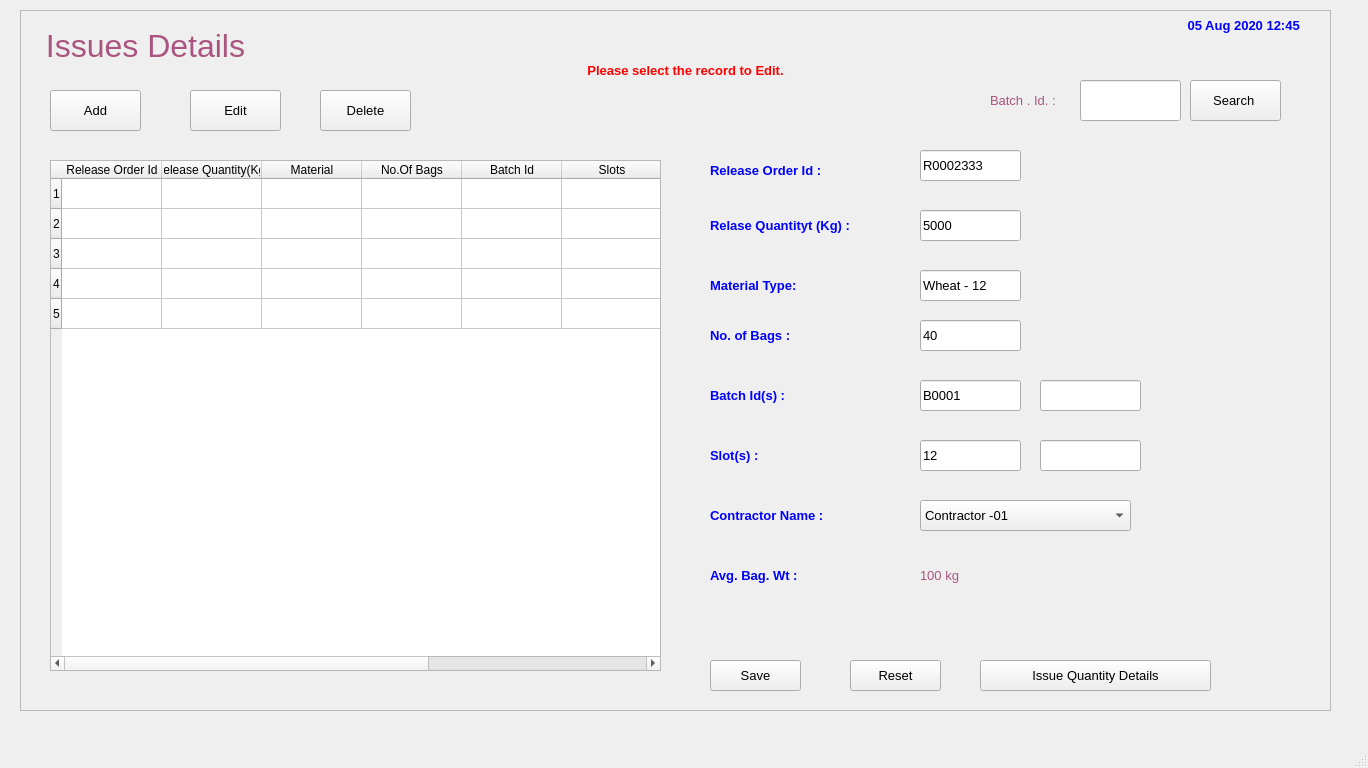
The window that FCI/ui/fci_05_Issues.ui (sanjaymanegit/testRepo) describes before a commit, drawn with Qt 5.
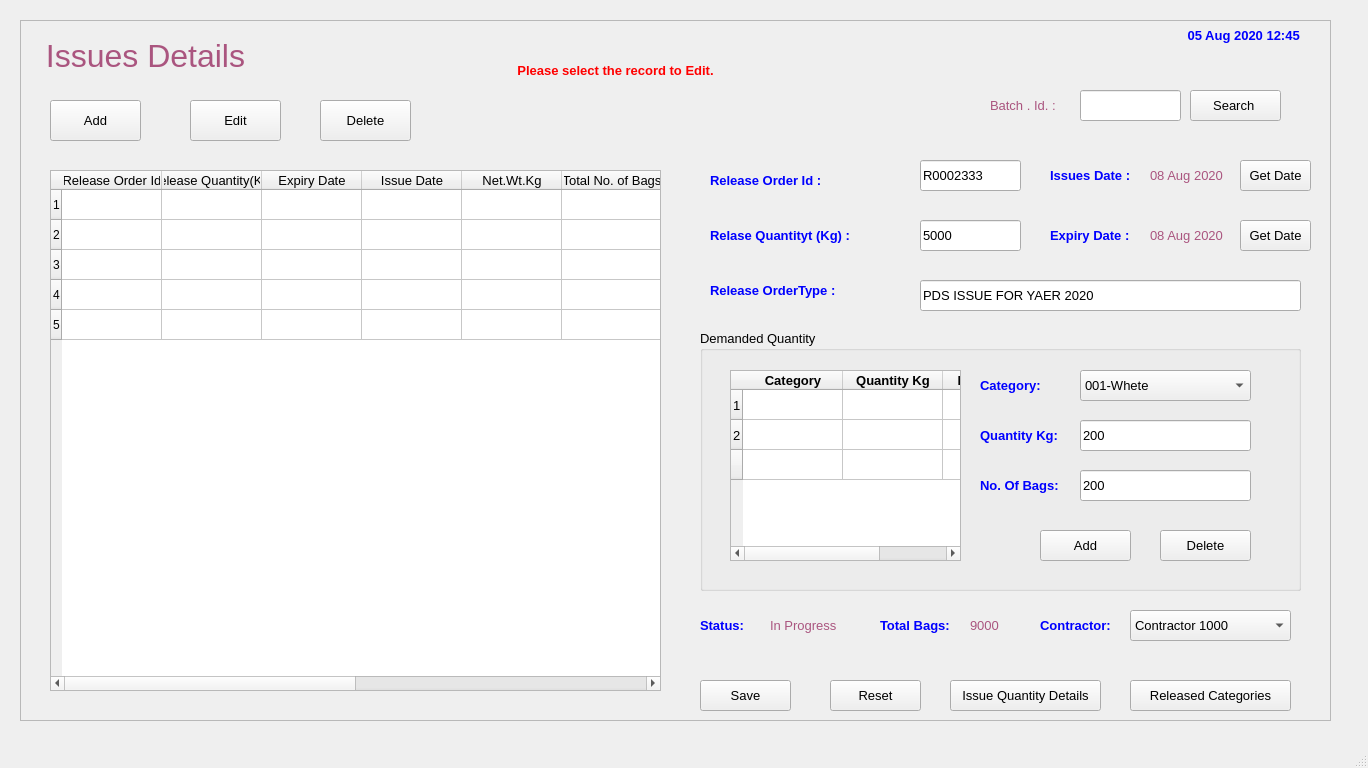
The same window after the commit.

Diff of the .ui file:
```diff
--- a/FCI/ui/fci_05_Issues.ui
+++ b/FCI/ui/fci_05_Issues.ui
@@ -24,7 +24,7 @@
     <property name="geometry">
      <rect>
       <x>20</x>
-      <y>10</y>
+      <y>20</y>
       <width>1311</width>
       <height>701</height>
      </rect>
@@ -147,7 +147,7 @@
        <x>30</x>
        <y>150</y>
        <width>611</width>
-       <height>511</height>
+       <height>521</height>
       </rect>
      </property>
      <row>
@@ -179,48 +179,108 @@
       <property name="text">
        <string>Release Order Id</string>
       </property>
+      <property name="font">
+       <font>
+        <pointsize>10</pointsize>
+       </font>
+      </property>
      </column>
      <column>
       <property name="text">
        <string>Release Quantity(Kg)</string>
       </property>
+      <property name="font">
+       <font>
+        <pointsize>10</pointsize>
+       </font>
+      </property>
      </column>
      <column>
       <property name="text">
-       <string>Material</string>
+       <string>Expiry Date</string>
       </property>
+      <property name="font">
+       <font>
+        <pointsize>10</pointsize>
+       </font>
+      </property>
      </column>
      <column>
       <property name="text">
-       <string>No.Of Bags</string>
+       <string>Issue Date</string>
       </property>
+      <property name="font">
+       <font>
+        <pointsize>10</pointsize>
+       </font>
+      </property>
      </column>
      <column>
       <property name="text">
-       <string>Batch Id</string>
+       <string>Net.Wt.Kg</string>
       </property>
+      <property name="font">
+       <font>
+        <pointsize>10</pointsize>
+       </font>
+      </property>
      </column>
      <column>
       <property name="text">
-       <string>Slots</string>
+       <string>Total No. of Bags</string>
+      </property>
+      <property name="font">
+       <font>
+        <pointsize>10</pointsize>
+       </font>
       </property>
      </column>
      <column>
       <property name="text">
        <string>Status</string>
       </property>
+      <property name="font">
+       <font>
+        <pointsize>10</pointsize>
+       </font>
+      </property>
      </column>
      <column>
       <property name="text">
-       <string>Release Date</string>
+       <string>Last Release Date</string>
+      </property>
+      <property name="font">
+       <font>
+        <pointsize>10</pointsize>
+       </font>
+      </property>
+     </column>
+     <column>
+      <property name="text">
+       <string>Contractor Name</string>
+      </property>
+      <property name="font">
+       <font>
+        <pointsize>10</pointsize>
+       </font>
+      </property>
+     </column>
+     <column>
+      <property name="text">
+       <string>RO TYPE</string>
+      </property>
+      <property name="font">
+       <font>
+        <pointsize>10</pointsize>
+       </font>
       </property>
      </column>
     </widget>
     <widget class="QLabel" name="label_21">
      <property name="geometry">
       <rect>
-       <x>500</x>
-       <y>40</y>
+       <x>430</x>
+       <y>30</y>
        <width>331</width>
        <height>41</height>
       </rect>
@@ -300,96 +360,12 @@
       <set>Qt::AlignLeading|Qt::AlignLeft|Qt::AlignVCenter</set>
      </property>
     </widget>
-    <widget class="QLabel" name="label_24">
-     <property name="geometry">
-      <rect>
-       <x>690</x>
-       <y>260</y>
-       <width>171</width>
-       <height>31</height>
-      </rect>
-     </property>
-     <property name="font">
-      <font>
-       <family>MS Shell Dlg 2</family>
-       <pointsize>10</pointsize>
-       <weight>75</weight>
-       <bold>true</bold>
-       <underline>false</underline>
-      </font>
-     </property>
-     <property name="styleSheet">
-      <string notr="true">color: rgb(0, 0, 255);</string>
-     </property>
-     <property name="text">
-      <string>Material Type:</string>
-     </property>
-     <property name="alignment">
-      <set>Qt::AlignLeading|Qt::AlignLeft|Qt::AlignVCenter</set>
-     </property>
-    </widget>
-    <widget class="QLabel" name="label_25">
-     <property name="geometry">
-      <rect>
-       <x>690</x>
-       <y>310</y>
-       <width>111</width>
-       <height>31</height>
-      </rect>
-     </property>
-     <property name="font">
-      <font>
-       <family>MS Shell Dlg 2</family>
-       <pointsize>10</pointsize>
-       <weight>75</weight>
-       <bold>true</bold>
-       <underline>false</underline>
-      </font>
-     </property>
-     <property name="styleSheet">
-      <string notr="true">color: rgb(0, 0, 255);</string>
-     </property>
-     <property name="text">
-      <string>No. of Bags :</string>
-     </property>
-     <property name="alignment">
-      <set>Qt::AlignLeading|Qt::AlignLeft|Qt::AlignVCenter</set>
-     </property>
-    </widget>
-    <widget class="QLabel" name="label_26">
-     <property name="geometry">
-      <rect>
-       <x>690</x>
-       <y>370</y>
-       <width>181</width>
-       <height>31</height>
-      </rect>
-     </property>
-     <property name="font">
-      <font>
-       <family>MS Shell Dlg 2</family>
-       <pointsize>10</pointsize>
-       <weight>75</weight>
-       <bold>true</bold>
-       <underline>false</underline>
-      </font>
-     </property>
-     <property name="styleSheet">
-      <string notr="true">color: rgb(0, 0, 255);</string>
-     </property>
-     <property name="text">
-      <string>Batch Id(s) :</string>
-     </property>
-     <property name="alignment">
-      <set>Qt::AlignLeading|Qt::AlignLeft|Qt::AlignVCenter</set>
-     </property>
-    </widget>
     <widget class="QLabel" name="label_28">
      <property name="geometry">
       <rect>
-       <x>690</x>
-       <y>490</y>
-       <width>181</width>
+       <x>680</x>
+       <y>590</y>
+       <width>61</width>
        <height>31</height>
       </rect>
      </property>
@@ -406,7 +382,7 @@
       <string notr="true">color: rgb(0, 0, 255);</string>
      </property>
      <property name="text">
-      <string>Contractor Name :</string>
+      <string>Status:</string>
      </property>
      <property name="alignment">
       <set>Qt::AlignLeading|Qt::AlignLeft|Qt::AlignVCenter</set>
@@ -430,141 +406,11 @@
       <string>5000</string>
      </property>
     </widget>
-    <widget class="QLineEdit" name="lineEdit_2">
-     <property name="geometry">
-      <rect>
-       <x>900</x>
-       <y>260</y>
-       <width>101</width>
-       <height>31</height>
-      </rect>
-     </property>
-     <property name="font">
-      <font>
-       <pointsize>10</pointsize>
-      </font>
-     </property>
-     <property name="text">
-      <string>Wheat - 12</string>
-     </property>
-    </widget>
-    <widget class="QLineEdit" name="lineEdit_3">
-     <property name="geometry">
-      <rect>
-       <x>900</x>
-       <y>310</y>
-       <width>101</width>
-       <height>31</height>
-      </rect>
-     </property>
-     <property name="font">
-      <font>
-       <pointsize>10</pointsize>
-      </font>
-     </property>
-     <property name="text">
-      <string>40</string>
-     </property>
-    </widget>
-    <widget class="QLineEdit" name="lineEdit_4">
-     <property name="geometry">
-      <rect>
-       <x>900</x>
-       <y>370</y>
-       <width>101</width>
-       <height>31</height>
-      </rect>
-     </property>
-     <property name="font">
-      <font>
-       <pointsize>10</pointsize>
-      </font>
-     </property>
-     <property name="text">
-      <string>B0001</string>
-     </property>
-    </widget>
-    <widget class="QLabel" name="label_29">
-     <property name="geometry">
-      <rect>
-       <x>690</x>
-       <y>430</y>
-       <width>181</width>
-       <height>31</height>
-      </rect>
-     </property>
-     <property name="font">
-      <font>
-       <family>MS Shell Dlg 2</family>
-       <pointsize>10</pointsize>
-       <weight>75</weight>
-       <bold>true</bold>
-       <underline>false</underline>
-      </font>
-     </property>
-     <property name="styleSheet">
-      <string notr="true">color: rgb(0, 0, 255);</string>
-     </property>
-     <property name="text">
-      <string>Slot(s) :</string>
-     </property>
-     <property name="alignment">
-      <set>Qt::AlignLeading|Qt::AlignLeft|Qt::AlignVCenter</set>
-     </property>
-    </widget>
-    <widget class="QLineEdit" name="lineEdit_5">
-     <property name="geometry">
-      <rect>
-       <x>900</x>
-       <y>430</y>
-       <width>101</width>
-       <height>31</height>
-      </rect>
-     </property>
-     <property name="font">
-      <font>
-       <pointsize>10</pointsize>
-      </font>
-     </property>
-     <property name="text">
-      <string>12</string>
-     </property>
-    </widget>
-    <widget class="QComboBox" name="comboBox">
-     <property name="geometry">
-      <rect>
-       <x>900</x>
-       <y>490</y>
-       <width>211</width>
-       <height>31</height>
-      </rect>
-     </property>
-     <property name="font">
-      <font>
-       <pointsize>10</pointsize>
-      </font>
-     </property>
-     <item>
-      <property name="text">
-       <string>Contractor -01</string>
-      </property>
-     </item>
-     <item>
-      <property name="text">
-       <string>Contractor-02</string>
-      </property>
-     </item>
-     <item>
-      <property name="text">
-       <string>Contractor-03</string>
-      </property>
-     </item>
-    </widget>
     <widget class="QPushButton" name="pushButton_4">
      <property name="geometry">
       <rect>
-       <x>690</x>
-       <y>650</y>
+       <x>680</x>
+       <y>660</y>
        <width>91</width>
        <height>31</height>
       </rect>
@@ -581,8 +427,8 @@
     <widget class="QPushButton" name="pushButton_5">
      <property name="geometry">
       <rect>
-       <x>830</x>
-       <y>650</y>
+       <x>810</x>
+       <y>660</y>
        <width>91</width>
        <height>31</height>
       </rect>
@@ -602,7 +448,7 @@
        <x>1060</x>
        <y>70</y>
        <width>101</width>
-       <height>41</height>
+       <height>31</height>
       </rect>
      </property>
      <property name="font">
@@ -620,7 +466,7 @@
        <x>1170</x>
        <y>70</y>
        <width>91</width>
-       <height>41</height>
+       <height>31</height>
       </rect>
      </property>
      <property name="font">
@@ -638,7 +484,7 @@
        <x>970</x>
        <y>70</y>
        <width>81</width>
-       <height>41</height>
+       <height>31</height>
       </rect>
      </property>
      <property name="font">
@@ -656,64 +502,12 @@
       <set>Qt::AlignLeading|Qt::AlignLeft|Qt::AlignVCenter</set>
      </property>
     </widget>
-    <widget class="QLabel" name="label_32">
-     <property name="geometry">
-      <rect>
-       <x>690</x>
-       <y>550</y>
-       <width>111</width>
-       <height>31</height>
-      </rect>
-     </property>
-     <property name="font">
-      <font>
-       <family>MS Shell Dlg 2</family>
-       <pointsize>10</pointsize>
-       <weight>75</weight>
-       <bold>true</bold>
-       <underline>false</underline>
-      </font>
-     </property>
-     <property name="styleSheet">
-      <string notr="true">color: rgb(0, 0, 255);</string>
-     </property>
-     <property name="text">
-      <string>Avg. Bag. Wt :</string>
-     </property>
-     <property name="alignment">
-      <set>Qt::AlignLeading|Qt::AlignLeft|Qt::AlignVCenter</set>
-     </property>
-    </widget>
-    <widget class="QLabel" name="label_5">
-     <property name="geometry">
-      <rect>
-       <x>900</x>
-       <y>550</y>
-       <width>91</width>
-       <height>31</height>
-      </rect>
-     </property>
-     <property name="font">
-      <font>
-       <pointsize>10</pointsize>
-      </font>
-     </property>
-     <property name="styleSheet">
-      <string notr="true">color: rgb(170, 85, 127);</string>
-     </property>
-     <property name="text">
-      <string>100 kg</string>
-     </property>
-     <property name="alignment">
-      <set>Qt::AlignLeading|Qt::AlignLeft|Qt::AlignVCenter</set>
-     </property>
-    </widget>
     <widget class="QPushButton" name="pushButton_7">
      <property name="geometry">
       <rect>
-       <x>960</x>
-       <y>650</y>
-       <width>231</width>
+       <x>930</x>
+       <y>660</y>
+       <width>151</width>
        <height>31</height>
       </rect>
      </property>
@@ -744,41 +538,644 @@
       <string>R0002333</string>
      </property>
     </widget>
-    <widget class="QLineEdit" name="lineEdit_11">
+    <widget class="QLabel" name="label_27">
      <property name="geometry">
       <rect>
-       <x>1020</x>
-       <y>370</y>
-       <width>101</width>
+       <x>1030</x>
+       <y>140</y>
+       <width>91</width>
        <height>31</height>
       </rect>
      </property>
      <property name="font">
       <font>
+       <family>MS Shell Dlg 2</family>
        <pointsize>10</pointsize>
+       <weight>75</weight>
+       <bold>true</bold>
+       <underline>false</underline>
       </font>
      </property>
+     <property name="styleSheet">
+      <string notr="true">color: rgb(0, 0, 255);</string>
+     </property>
      <property name="text">
-      <string/>
+      <string>Issues Date :</string>
      </property>
+     <property name="alignment">
+      <set>Qt::AlignLeading|Qt::AlignLeft|Qt::AlignVCenter</set>
+     </property>
     </widget>
-    <widget class="QLineEdit" name="lineEdit_6">
+    <widget class="QLabel" name="label_4">
      <property name="geometry">
       <rect>
+       <x>1130</x>
+       <y>140</y>
+       <width>81</width>
+       <height>31</height>
+      </rect>
+     </property>
+     <property name="font">
+      <font>
+       <pointsize>10</pointsize>
+      </font>
+     </property>
+     <property name="styleSheet">
+      <string notr="true">color: rgb(170, 85, 127);</string>
+     </property>
+     <property name="text">
+      <string>08 Aug 2020</string>
+     </property>
+     <property name="alignment">
+      <set>Qt::AlignLeading|Qt::AlignLeft|Qt::AlignVCenter</set>
+     </property>
+    </widget>
+    <widget class="QPushButton" name="pushButton_8">
+     <property name="geometry">
+      <rect>
+       <x>1220</x>
+       <y>140</y>
+       <width>71</width>
+       <height>31</height>
+      </rect>
+     </property>
+     <property name="font">
+      <font>
+       <pointsize>10</pointsize>
+      </font>
+     </property>
+     <property name="text">
+      <string>Get Date</string>
+     </property>
+    </widget>
+    <widget class="QLabel" name="label_30">
+     <property name="geometry">
+      <rect>
+       <x>1030</x>
+       <y>200</y>
+       <width>91</width>
+       <height>31</height>
+      </rect>
+     </property>
+     <property name="font">
+      <font>
+       <family>MS Shell Dlg 2</family>
+       <pointsize>10</pointsize>
+       <weight>75</weight>
+       <bold>true</bold>
+       <underline>false</underline>
+      </font>
+     </property>
+     <property name="styleSheet">
+      <string notr="true">color: rgb(0, 0, 255);</string>
+     </property>
+     <property name="text">
+      <string>Expiry Date :</string>
+     </property>
+     <property name="alignment">
+      <set>Qt::AlignLeading|Qt::AlignLeft|Qt::AlignVCenter</set>
+     </property>
+    </widget>
+    <widget class="QLabel" name="label_6">
+     <property name="geometry">
+      <rect>
+       <x>1130</x>
+       <y>200</y>
+       <width>81</width>
+       <height>31</height>
+      </rect>
+     </property>
+     <property name="font">
+      <font>
+       <pointsize>10</pointsize>
+      </font>
+     </property>
+     <property name="styleSheet">
+      <string notr="true">color: rgb(170, 85, 127);</string>
+     </property>
+     <property name="text">
+      <string>08 Aug 2020</string>
+     </property>
+     <property name="alignment">
+      <set>Qt::AlignLeading|Qt::AlignLeft|Qt::AlignVCenter</set>
+     </property>
+    </widget>
+    <widget class="QPushButton" name="pushButton_9">
+     <property name="geometry">
+      <rect>
+       <x>1220</x>
+       <y>200</y>
+       <width>71</width>
+       <height>31</height>
+      </rect>
+     </property>
+     <property name="font">
+      <font>
+       <pointsize>10</pointsize>
+      </font>
+     </property>
+     <property name="text">
+      <string>Get Date</string>
+     </property>
+    </widget>
+    <widget class="QGroupBox" name="groupBox">
+     <property name="geometry">
+      <rect>
+       <x>680</x>
+       <y>310</y>
+       <width>601</width>
+       <height>261</height>
+      </rect>
+     </property>
+     <property name="font">
+      <font>
+       <pointsize>10</pointsize>
+      </font>
+     </property>
+     <property name="title">
+      <string>Demanded Quantity</string>
+     </property>
+     <widget class="QTableWidget" name="tableWidget_2">
+      <property name="geometry">
+       <rect>
+        <x>30</x>
+        <y>40</y>
+        <width>231</width>
+        <height>191</height>
+       </rect>
+      </property>
+      <row>
+       <property name="text">
+        <string>1</string>
+       </property>
+      </row>
+      <row>
+       <property name="text">
+        <string>2</string>
+       </property>
+      </row>
+      <row>
+       <property name="text">
+        <string/>
+       </property>
+      </row>
+      <column>
+       <property name="text">
+        <string>Category</string>
+       </property>
+       <property name="font">
+        <font>
+         <family>MS Shell Dlg 2</family>
+         <pointsize>10</pointsize>
+         <weight>75</weight>
+         <bold>true</bold>
+        </font>
+       </property>
+      </column>
+      <column>
+       <property name="text">
+        <string>Quantity Kg</string>
+       </property>
+       <property name="font">
+        <font>
+         <pointsize>10</pointsize>
+         <weight>75</weight>
+         <bold>true</bold>
+        </font>
+       </property>
+      </column>
+      <column>
+       <property name="text">
+        <string>No.Of.Bags</string>
+       </property>
+       <property name="font">
+        <font>
+         <pointsize>10</pointsize>
+         <weight>75</weight>
+         <bold>true</bold>
+        </font>
+       </property>
+      </column>
+      <item row="0" column="0">
+       <property name="text">
+        <string/>
+       </property>
+       <property name="font">
+        <font>
+         <pointsize>10</pointsize>
+        </font>
+       </property>
+      </item>
+      <item row="0" column="1">
+       <property name="text">
+        <string/>
+       </property>
+       <property name="font">
+        <font>
+         <pointsize>10</pointsize>
+        </font>
+       </property>
+      </item>
+      <item row="1" column="0">
+       <property name="text">
+        <string/>
+       </property>
+       <property name="font">
+        <font>
+         <pointsize>10</pointsize>
+        </font>
+       </property>
+      </item>
+      <item row="1" column="1">
+       <property name="text">
+        <string/>
+       </property>
+       <property name="font">
+        <font>
+         <pointsize>10</pointsize>
+        </font>
+       </property>
+      </item>
+     </widget>
+     <widget class="QComboBox" name="comboBox_2">
+      <property name="geometry">
+       <rect>
+        <x>380</x>
+        <y>40</y>
+        <width>171</width>
+        <height>31</height>
+       </rect>
+      </property>
+      <property name="font">
+       <font>
+        <pointsize>10</pointsize>
+       </font>
+      </property>
+      <item>
+       <property name="text">
+        <string>001-Whete</string>
+       </property>
+      </item>
+      <item>
+       <property name="text">
+        <string>002-Rice</string>
+       </property>
+      </item>
+      <item>
+       <property name="text">
+        <string>003-Paddy</string>
+       </property>
+      </item>
+     </widget>
+     <widget class="QLabel" name="label_24">
+      <property name="geometry">
+       <rect>
+        <x>280</x>
+        <y>40</y>
+        <width>91</width>
+        <height>31</height>
+       </rect>
+      </property>
+      <property name="font">
+       <font>
+        <family>MS Shell Dlg 2</family>
+        <pointsize>10</pointsize>
+        <weight>75</weight>
+        <bold>true</bold>
+        <underline>false</underline>
+       </font>
+      </property>
+      <property name="styleSheet">
+       <string notr="true">color: rgb(0, 0, 255);</string>
+      </property>
+      <property name="text">
+       <string>Category:</string>
+      </property>
+      <property name="alignment">
+       <set>Qt::AlignLeading|Qt::AlignLeft|Qt::AlignVCenter</set>
+      </property>
+     </widget>
+     <widget class="QLabel" name="label_25">
+      <property name="geometry">
+       <rect>
+        <x>280</x>
+        <y>90</y>
+        <width>121</width>
+        <height>31</height>
+       </rect>
+      </property>
+      <property name="font">
+       <font>
+        <family>MS Shell Dlg 2</family>
+        <pointsize>10</pointsize>
+        <weight>75</weight>
+        <bold>true</bold>
+        <underline>false</underline>
+       </font>
+      </property>
+      <property name="styleSheet">
+       <string notr="true">color: rgb(0, 0, 255);</string>
+      </property>
+      <property name="text">
+       <string>Quantity Kg:</string>
+      </property>
+      <property name="alignment">
+       <set>Qt::AlignLeading|Qt::AlignLeft|Qt::AlignVCenter</set>
+      </property>
+     </widget>
+     <widget class="QLineEdit" name="lineEdit_2">
+      <property name="geometry">
+       <rect>
+        <x>380</x>
+        <y>90</y>
+        <width>171</width>
+        <height>31</height>
+       </rect>
+      </property>
+      <property name="font">
+       <font>
+        <pointsize>10</pointsize>
+       </font>
+      </property>
+      <property name="text">
+       <string>200</string>
+      </property>
+     </widget>
+     <widget class="QPushButton" name="pushButton_10">
+      <property name="geometry">
+       <rect>
+        <x>340</x>
+        <y>200</y>
+        <width>91</width>
+        <height>31</height>
+       </rect>
+      </property>
+      <property name="font">
+       <font>
+        <pointsize>10</pointsize>
+       </font>
+      </property>
+      <property name="text">
+       <string>Add</string>
+      </property>
+     </widget>
+     <widget class="QPushButton" name="pushButton_11">
+      <property name="geometry">
+       <rect>
+        <x>460</x>
+        <y>200</y>
+        <width>91</width>
+        <height>31</height>
+       </rect>
+      </property>
+      <property name="font">
+       <font>
+        <pointsize>10</pointsize>
+       </font>
+      </property>
+      <property name="text">
+       <string>Delete</string>
+      </property>
+     </widget>
+     <widget class="QLabel" name="label_26">
+      <property name="geometry">
+       <rect>
+        <x>280</x>
+        <y>140</y>
+        <width>91</width>
+        <height>31</height>
+       </rect>
+      </property>
+      <property name="font">
+       <font>
+        <family>MS Shell Dlg 2</family>
+        <pointsize>10</pointsize>
+        <weight>75</weight>
+        <bold>true</bold>
+        <underline>false</underline>
+       </font>
+      </property>
+      <property name="styleSheet">
+       <string notr="true">color: rgb(0, 0, 255);</string>
+      </property>
+      <property name="text">
+       <string>No. Of Bags:</string>
+      </property>
+      <property name="alignment">
+       <set>Qt::AlignLeading|Qt::AlignLeft|Qt::AlignVCenter</set>
+      </property>
+     </widget>
+     <widget class="QLineEdit" name="lineEdit_4">
+      <property name="geometry">
+       <rect>
+        <x>380</x>
+        <y>140</y>
+        <width>171</width>
+        <height>31</height>
+       </rect>
+      </property>
+      <property name="font">
+       <font>
+        <pointsize>10</pointsize>
+       </font>
+      </property>
+      <property name="text">
+       <string>200</string>
+      </property>
+     </widget>
+    </widget>
+    <widget class="QPushButton" name="pushButton_12">
+     <property name="geometry">
+      <rect>
+       <x>1110</x>
+       <y>660</y>
+       <width>161</width>
+       <height>31</height>
+      </rect>
+     </property>
+     <property name="font">
+      <font>
+       <pointsize>10</pointsize>
+      </font>
+     </property>
+     <property name="text">
+      <string>Released Categories</string>
+     </property>
+    </widget>
+    <widget class="QLabel" name="label_29">
+     <property name="geometry">
+      <rect>
+       <x>690</x>
+       <y>250</y>
+       <width>131</width>
+       <height>41</height>
+      </rect>
+     </property>
+     <property name="font">
+      <font>
+       <family>MS Shell Dlg 2</family>
+       <pointsize>10</pointsize>
+       <weight>75</weight>
+       <bold>true</bold>
+       <underline>false</underline>
+      </font>
+     </property>
+     <property name="styleSheet">
+      <string notr="true">color: rgb(0, 0, 255);</string>
+     </property>
+     <property name="text">
+      <string>Release OrderType :</string>
+     </property>
+     <property name="alignment">
+      <set>Qt::AlignLeading|Qt::AlignLeft|Qt::AlignVCenter</set>
+     </property>
+    </widget>
+    <widget class="QLineEdit" name="lineEdit_3">
+     <property name="geometry">
+      <rect>
+       <x>900</x>
+       <y>260</y>
+       <width>381</width>
+       <height>31</height>
+      </rect>
+     </property>
+     <property name="font">
+      <font>
+       <pointsize>10</pointsize>
+      </font>
+     </property>
+     <property name="text">
+      <string>PDS ISSUE FOR YAER 2020</string>
+     </property>
+    </widget>
+    <widget class="QLabel" name="label_32">
+     <property name="geometry">
+      <rect>
+       <x>860</x>
+       <y>590</y>
+       <width>81</width>
+       <height>31</height>
+      </rect>
+     </property>
+     <property name="font">
+      <font>
+       <family>MS Shell Dlg 2</family>
+       <pointsize>10</pointsize>
+       <weight>75</weight>
+       <bold>true</bold>
+       <underline>false</underline>
+      </font>
+     </property>
+     <property name="styleSheet">
+      <string notr="true">color: rgb(0, 0, 255);</string>
+     </property>
+     <property name="text">
+      <string>Total Bags:</string>
+     </property>
+     <property name="alignment">
+      <set>Qt::AlignLeading|Qt::AlignLeft|Qt::AlignVCenter</set>
+     </property>
+    </widget>
+    <widget class="QLabel" name="label_7">
+     <property name="geometry">
+      <rect>
+       <x>950</x>
+       <y>590</y>
+       <width>41</width>
+       <height>31</height>
+      </rect>
+     </property>
+     <property name="font">
+      <font>
+       <pointsize>10</pointsize>
+      </font>
+     </property>
+     <property name="styleSheet">
+      <string notr="true">color: rgb(170, 85, 127);</string>
+     </property>
+     <property name="text">
+      <string>9000</string>
+     </property>
+     <property name="alignment">
+      <set>Qt::AlignLeading|Qt::AlignLeft|Qt::AlignVCenter</set>
+     </property>
+    </widget>
+    <widget class="QLabel" name="label_8">
+     <property name="geometry">
+      <rect>
+       <x>750</x>
+       <y>590</y>
+       <width>111</width>
+       <height>31</height>
+      </rect>
+     </property>
+     <property name="font">
+      <font>
+       <pointsize>10</pointsize>
+      </font>
+     </property>
+     <property name="styleSheet">
+      <string notr="true">color: rgb(170, 85, 127);</string>
+     </property>
+     <property name="text">
+      <string>In Progress</string>
+     </property>
+     <property name="alignment">
+      <set>Qt::AlignLeading|Qt::AlignLeft|Qt::AlignVCenter</set>
+     </property>
+    </widget>
+    <widget class="QLabel" name="label_31">
+     <property name="geometry">
+      <rect>
        <x>1020</x>
-       <y>430</y>
-       <width>101</width>
+       <y>590</y>
+       <width>81</width>
        <height>31</height>
       </rect>
      </property>
      <property name="font">
       <font>
+       <family>MS Shell Dlg 2</family>
        <pointsize>10</pointsize>
+       <weight>75</weight>
+       <bold>true</bold>
+       <underline>false</underline>
       </font>
      </property>
+     <property name="styleSheet">
+      <string notr="true">color: rgb(0, 0, 255);</string>
+     </property>
      <property name="text">
-      <string/>
+      <string>Contractor:</string>
      </property>
+     <property name="alignment">
+      <set>Qt::AlignLeading|Qt::AlignLeft|Qt::AlignVCenter</set>
+     </property>
+    </widget>
+    <widget class="QComboBox" name="comboBox">
+     <property name="geometry">
+      <rect>
+       <x>1110</x>
+       <y>590</y>
+       <width>161</width>
+       <height>31</height>
+      </rect>
+     </property>
+     <property name="font">
+      <font>
+       <pointsize>10</pointsize>
+      </font>
+     </property>
+     <item>
+      <property name="text">
+       <string>Contractor 1000</string>
+      </property>
+     </item>
+     <item>
+      <property name="text">
+       <string>Contractor 1001</string>
+      </property>
+     </item>
     </widget>
    </widget>
   </widget>
```
